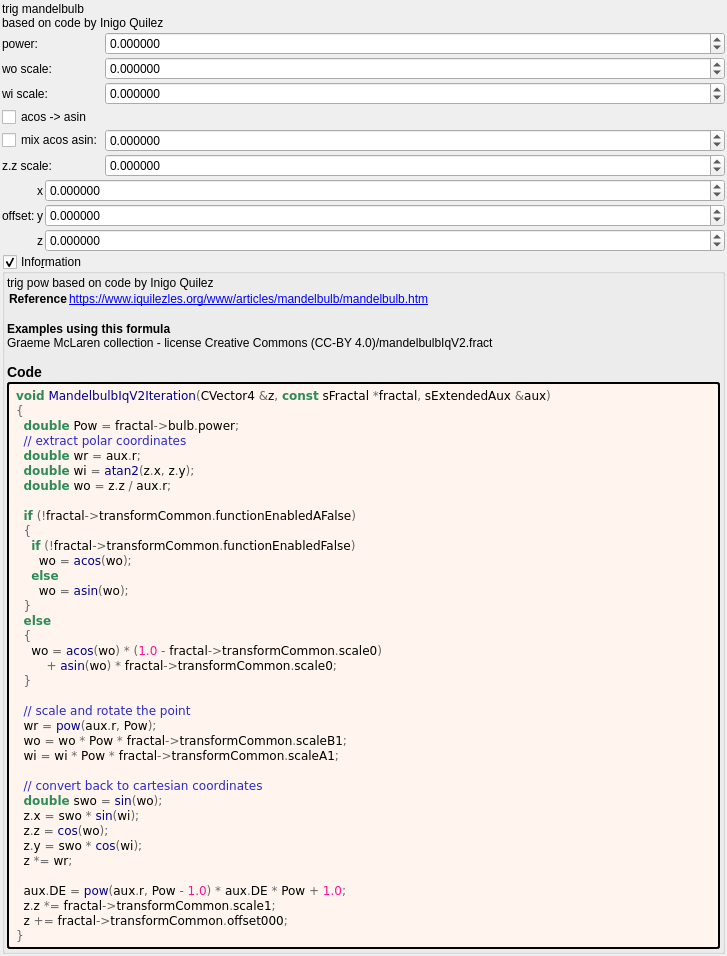
Above: mandelbulber2/formula/ui/mandelbulb_iq_v2.ui from buddhi1980/mandelbulber2 before the change. Below: the same form after it.
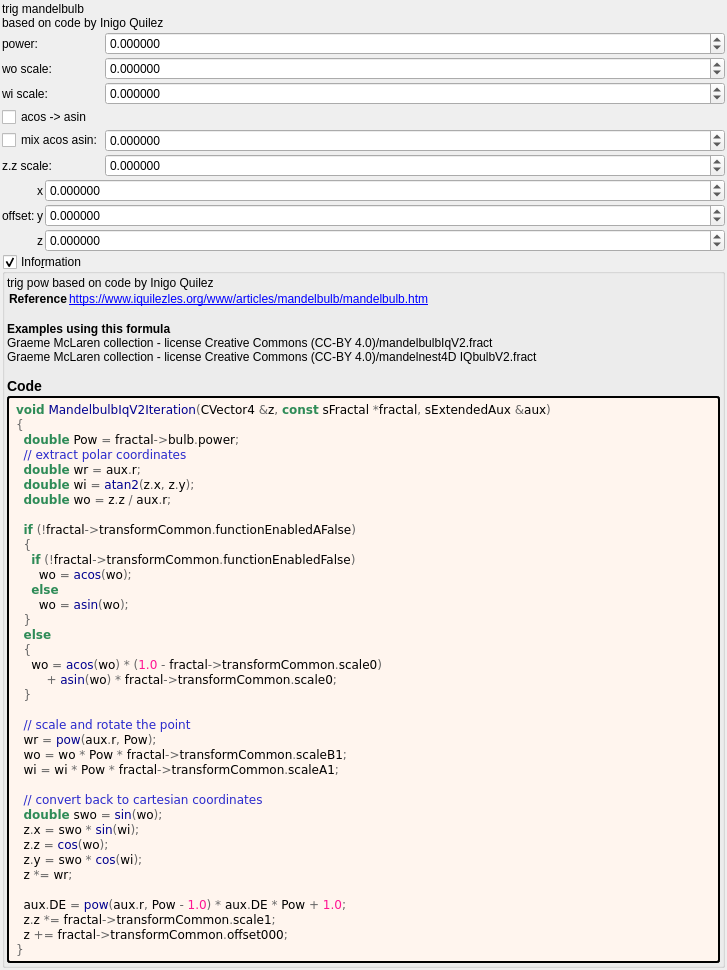
That is the form after the change. Custom widgets are drawn as their Qt base class.

Patch:
```diff
--- a/mandelbulber2/formula/ui/mandelbulb_iq_v2.ui
+++ b/mandelbulber2/formula/ui/mandelbulb_iq_v2.ui
@@ -379,7 +379,7 @@
 &lt;tr&gt;&lt;th&gt;Reference&lt;/th&gt;&lt;td&gt;&lt;a href=&quot;https://www.iquilezles.org/www/articles/mandelbulb/mandelbulb.htm&quot;&gt;https://www.iquilezles.org/www/articles/mandelbulb/mandelbulb.htm&lt;br&gt;
 &lt;/td&gt;&lt;/tr&gt;
 &lt;/table&gt;
-&lt;br&gt;&lt;b&gt;Examples using this formula&lt;/b&gt;&lt;br&gt;Graeme McLaren  collection - license Creative Commons  (CC-BY 4.0)/mandelbulbIqV2.fract&lt;h3&gt;Code&lt;/h3&gt;</string>
+&lt;br&gt;&lt;b&gt;Examples using this formula&lt;/b&gt;&lt;br&gt;Graeme McLaren  collection - license Creative Commons  (CC-BY 4.0)/mandelbulbIqV2.fract&lt;br&gt;Graeme McLaren  collection - license Creative Commons  (CC-BY 4.0)/mandelnest4D IQbulbV2.fract&lt;h3&gt;Code&lt;/h3&gt;</string>
         </property>
         <property name="wordWrap">
          <bool>true</bool>
```
